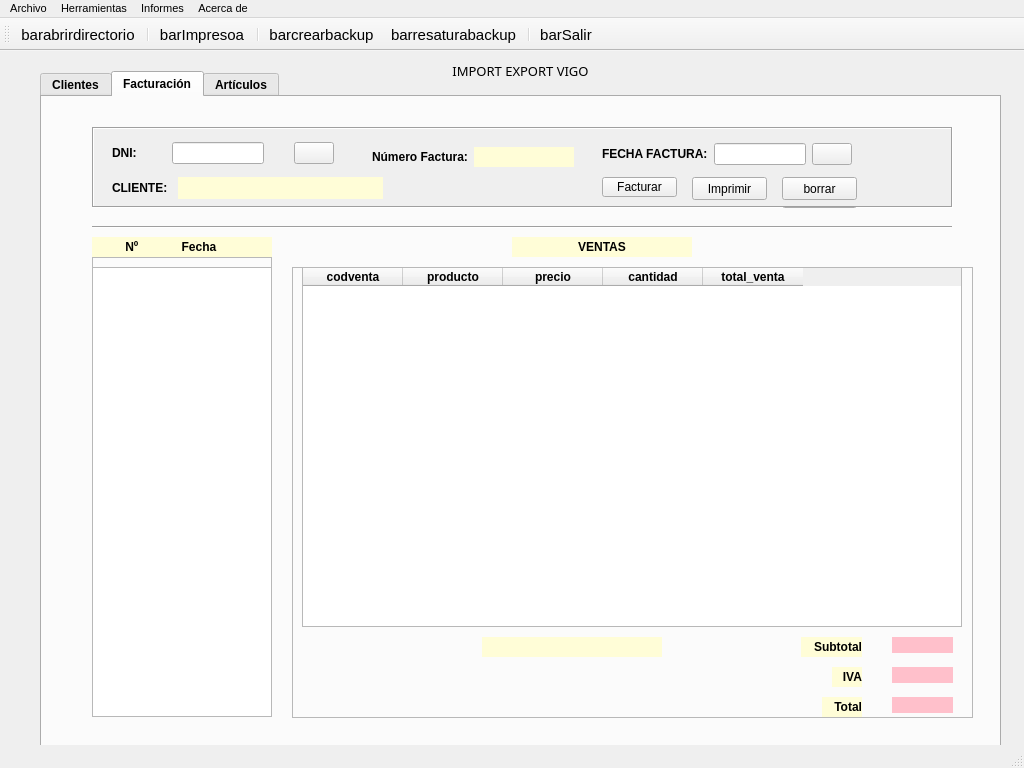
The window that window.ui (alfrepe/di) describes before a commit, drawn with Qt 5.
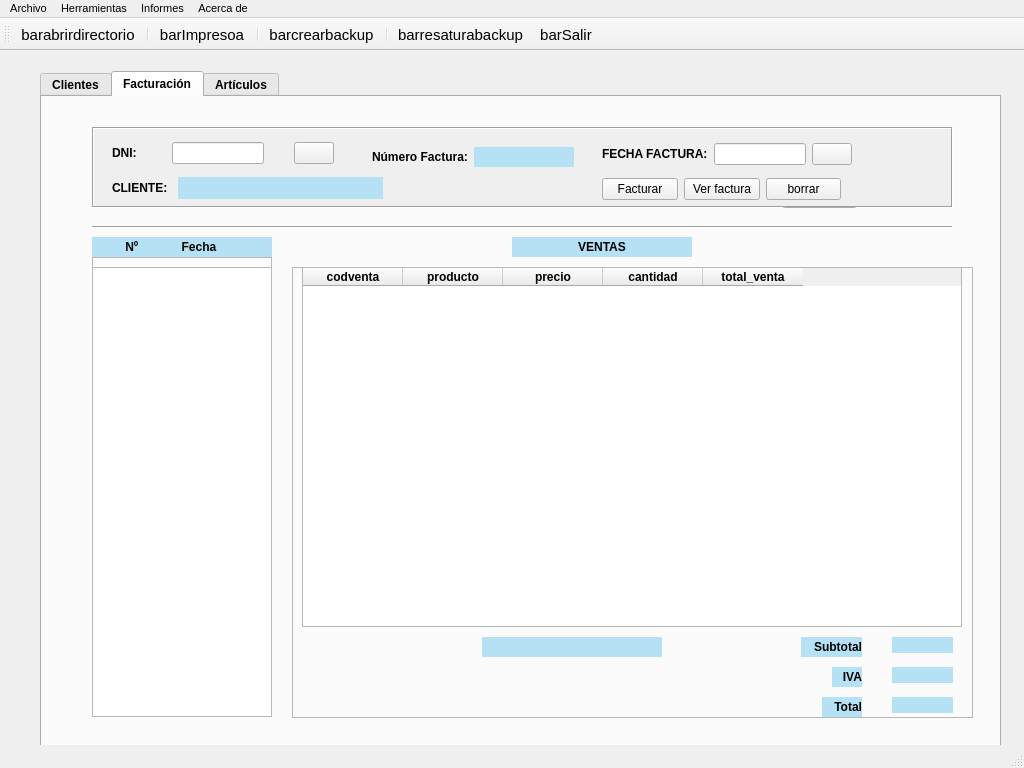
The same window after the commit. Icons and pictures are not drawn.

```diff
--- a/window.ui
+++ b/window.ui
@@ -52,45 +52,6 @@
      <height>768</height>
     </size>
    </property>
-   <widget class="QLabel" name="lblClientes">
-    <property name="geometry">
-     <rect>
-      <x>430</x>
-      <y>10</y>
-      <width>181</width>
-      <height>20</height>
-     </rect>
-    </property>
-    <property name="font">
-     <font>
-      <family>Aria black</family>
-      <pointsize>10</pointsize>
-      <weight>10</weight>
-      <italic>false</italic>
-      <bold>false</bold>
-     </font>
-    </property>
-    <property name="layoutDirection">
-     <enum>Qt::LeftToRight</enum>
-    </property>
-    <property name="autoFillBackground">
-     <bool>false</bool>
-    </property>
-    <property name="styleSheet">
-     <string notr="true">QLabel{
-	font: 87 10pt &quot;Aria black&quot;;
-	color:'white';
-	border: 3px, solid, white;
-	align: center;
-}</string>
-    </property>
-    <property name="text">
-     <string>IMPORT EXPORT VIGO</string>
-    </property>
-    <property name="alignment">
-     <set>Qt::AlignCenter</set>
-    </property>
-   </widget>
    <widget class="QTabWidget" name="tabPrograma">
     <property name="geometry">
      <rect>
@@ -1126,19 +1087,6 @@
       <property name="midLineWidth">
        <number>0</number>
       </property>
-      <widget class="QPushButton" name="btnFacturar">
-       <property name="geometry">
-        <rect>
-         <x>510</x>
-         <y>50</y>
-         <width>75</width>
-         <height>20</height>
-        </rect>
-       </property>
-       <property name="text">
-        <string>Facturar</string>
-       </property>
-      </widget>
       <widget class="QWidget" name="layoutWidget">
        <property name="geometry">
         <rect>
@@ -1317,7 +1265,7 @@
         <item>
          <widget class="QLabel" name="lblNomfac">
           <property name="styleSheet">
-           <string notr="true">background-color: rgb(255, 253, 215);</string>
+           <string notr="true">background-color: rgb(180,226,244);</string>
           </property>
           <property name="text">
            <string/>
@@ -1367,7 +1315,7 @@
            </size>
           </property>
           <property name="styleSheet">
-           <string notr="true">background-color: rgb(255, 253, 215);</string>
+           <string notr="true">background-color: rgb(180,226,244);</string>
           </property>
           <property name="text">
            <string/>
@@ -1379,19 +1327,6 @@
         </item>
        </layout>
       </widget>
-      <widget class="QPushButton" name="btnImprimir">
-       <property name="geometry">
-        <rect>
-         <x>600</x>
-         <y>50</y>
-         <width>75</width>
-         <height>23</height>
-        </rect>
-       </property>
-       <property name="text">
-        <string>Imprimir</string>
-       </property>
-      </widget>
       <widget class="QPushButton" name="btnImprimir_2">
        <property name="geometry">
         <rect>
@@ -1405,18 +1340,38 @@
         <string>Imprimir</string>
        </property>
       </widget>
-      <widget class="QPushButton" name="btnBorrarVenta">
+      <widget class="QWidget" name="">
        <property name="geometry">
         <rect>
-         <x>690</x>
+         <x>510</x>
          <y>50</y>
-         <width>75</width>
-         <height>23</height>
+         <width>239</width>
+         <height>25</height>
         </rect>
        </property>
-       <property name="text">
-        <string>borrar</string>
-       </property>
+       <layout class="QHBoxLayout" name="horizontalLayout_17">
+        <item>
+         <widget class="QPushButton" name="btnFacturar">
+          <property name="text">
+           <string>Facturar</string>
+          </property>
+         </widget>
+        </item>
+        <item>
+         <widget class="QPushButton" name="btnImprimir">
+          <property name="text">
+           <string>Ver factura</string>
+          </property>
+         </widget>
+        </item>
+        <item>
+         <widget class="QPushButton" name="btnBorrarVenta">
+          <property name="text">
+           <string>borrar</string>
+          </property>
+         </widget>
+        </item>
+       </layout>
       </widget>
      </widget>
      <widget class="QFrame" name="frame_2">
@@ -1581,7 +1536,7 @@
        </font>
       </property>
       <property name="styleSheet">
-       <string notr="true">background-color: rgb(255, 253, 215);</string>
+       <string notr="true">background-color: rgb(180,226,244);</string>
       </property>
       <property name="text">
        <string>          Nº             Fecha</string>
@@ -1615,7 +1570,7 @@
        </font>
       </property>
       <property name="styleSheet">
-       <string notr="true">background-color: rgb(255, 253, 215);</string>
+       <string notr="true">background-color: rgb(180,226,244);</string>
       </property>
       <property name="text">
        <string>VENTAS</string>
@@ -1726,7 +1681,7 @@
         </font>
        </property>
        <property name="styleSheet">
-        <string notr="true">background-color: rgb(255, 253, 215);</string>
+        <string notr="true">background-color: rgb(180,226,244);</string>
        </property>
        <property name="text">
         <string/>
@@ -1763,7 +1718,7 @@
         </font>
        </property>
        <property name="styleSheet">
-        <string notr="true">background-color: rgb(255, 253, 215);</string>
+        <string notr="true">background-color: rgb(180,226,244);</string>
        </property>
        <property name="text">
         <string>Subtotal</string>
@@ -1800,7 +1755,7 @@
         </font>
        </property>
        <property name="styleSheet">
-        <string notr="true">background-color: rgb(255, 253, 215);</string>
+        <string notr="true">background-color: rgb(180,226,244);</string>
        </property>
        <property name="text">
         <string>IVA</string>
@@ -1837,7 +1792,7 @@
         </font>
        </property>
        <property name="styleSheet">
-        <string notr="true">background-color: rgb(255, 253, 215);</string>
+        <string notr="true">background-color: rgb(180,226,244);</string>
        </property>
        <property name="text">
         <string>Total</string>
@@ -1862,7 +1817,7 @@
         </size>
        </property>
        <property name="styleSheet">
-        <string notr="true">background-color: rgb(255, 192,203);</string>
+        <string notr="true">background-color: rgb(180,226,244);</string>
        </property>
        <property name="text">
         <string/>
@@ -1884,7 +1839,7 @@
         </size>
        </property>
        <property name="styleSheet">
-        <string notr="true">background-color: rgb(255, 192,203);</string>
+        <string notr="true">background-color: rgb(180,226,244);</string>
        </property>
        <property name="text">
         <string/>
@@ -1906,7 +1861,7 @@
         </size>
        </property>
        <property name="styleSheet">
-        <string notr="true">background-color: rgb(255, 192,203);</string>
+        <string notr="true">background-color: rgb(180,226,244);</string>
        </property>
        <property name="text">
         <string/>
@@ -2310,8 +2265,8 @@
    <addaction name="actionbarimprimir"/>
    <addaction name="separator"/>
    <addaction name="actionbarcrearbackup"/>
+   <addaction name="separator"/>
    <addaction name="actionbarresaturabackup"/>
-   <addaction name="separator"/>
    <addaction name="actionbarSalir"/>
   </widget>
   <action name="actionSalir">
```
Left out of the diff: 67 changed lines with no effect on the pictures.
